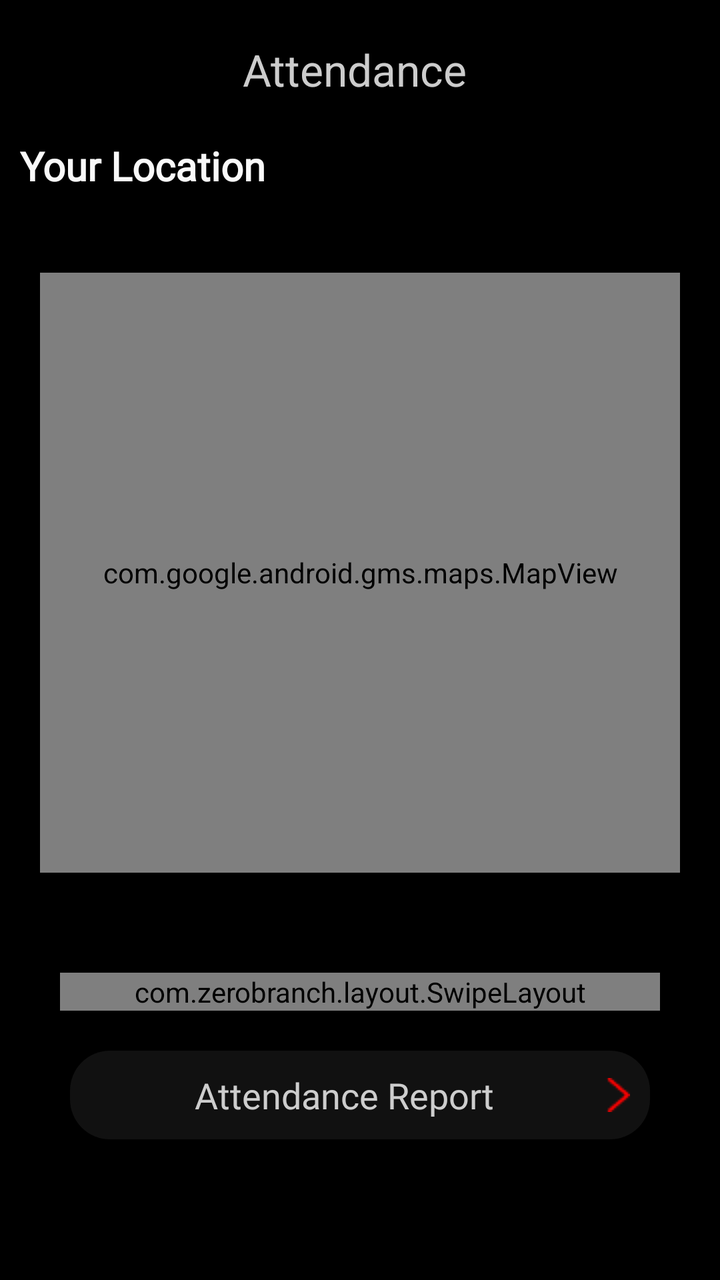
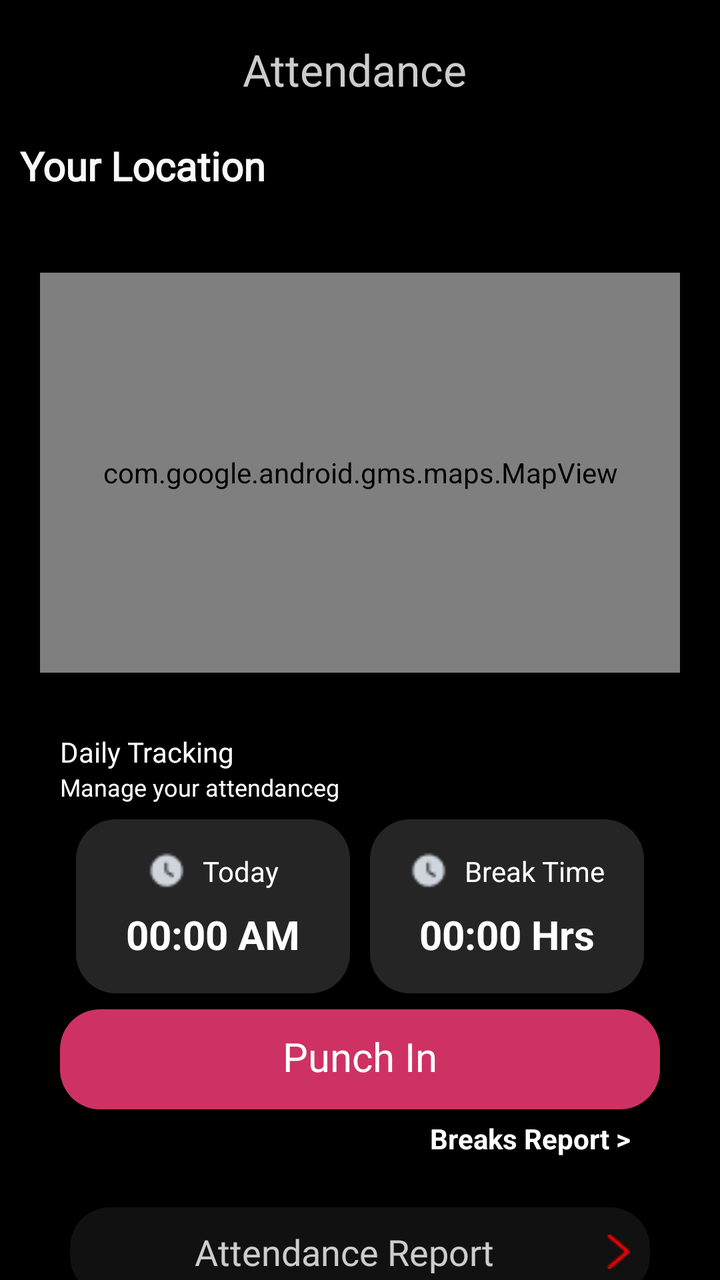

Two renders of the same Android screen: before a commit and after it. Below are the layout's source before the change and the commit's diff.
<!-- AndroidManifest.xml: application theme AppTheme -->
<!-- res/layout/fragment_attendance.xml -->
<layout xmlns:app="http://schemas.android.com/apk/res-auto">
<ScrollView
    xmlns:android="http://schemas.android.com/apk/res/android"
    xmlns:tools="http://schemas.android.com/tools"
    android:layout_width="match_parent"
    android:layout_height="match_parent"
    android:background="@android:color/black"
    android:clickable="true">

    <LinearLayout xmlns:android="http://schemas.android.com/apk/res/android"
        xmlns:tools="http://schemas.android.com/tools"
        android:layout_width="match_parent"
        android:layout_height="wrap_content"
        android:clickable="true"
        android:orientation="vertical"
        android:padding="@dimen/_10dp">

        <LinearLayout
            android:layout_width="match_parent"
            android:layout_height="wrap_content"
            android:layout_marginTop="10dp">

            <ImageView
                android:id="@+id/backbutton"
                android:layout_width="wrap_content"
                android:layout_height="wrap_content"
                android:layout_marginStart="25dp"
                android:visibility="gone"
                android:src="@drawable/backbutton" />

            <TextView
                android:layout_width="match_parent"
                android:layout_height="wrap_content"
                android:gravity="center"
                android:text="Attendance "
                android:textColor="@color/greyforText"
                android:textSize="22sp" />

        </LinearLayout>

        <TextView
            android:layout_width="match_parent"
            android:layout_height="wrap_content"
            android:layout_marginBottom="@dimen/_30dp"
            android:fontFamily="@font/dm_sans"
            android:text="Your Location"
            android:textColor="#F9F9F9"
            android:textSize="@dimen/_20dp"
            android:layout_marginTop="@dimen/_20dp"
            android:textStyle="bold" />


        
        <com.google.android.gms.maps.MapView
            android:id="@+id/liveMapOfUser"
            android:layout_margin="@dimen/_10"
            android:layout_width="match_parent"
            android:layout_height="300dp" />

        
        
        
        

        <LinearLayout
            android:id="@+id/notOfficeRange"
            android:layout_width="match_parent"
            android:layout_height="wrap_content"
            android:gravity="center"
            android:visibility="gone"
            android:orientation="horizontal">

            <ImageView
                android:layout_width="wrap_content"
                android:layout_height="wrap_content"
                android:src="@drawable/warning_yellow" />

            <TextView
                android:layout_width="wrap_content"
                android:layout_height="wrap_content"
                android:alpha="0.8"
                android:fontFamily="@font/robotomedium"
                android:text=" Status :"
                android:textColor="#989898" />

            <TextView
                android:layout_width="wrap_content"
                android:layout_height="wrap_content"
                android:alpha="0.7"
                android:fontFamily="@font/robotomedium"
                android:text=" You are not in office range"
                android:textColor="#FF0000" />
        </LinearLayout>


        <RelativeLayout
            android:layout_width="match_parent"
            android:layout_height="wrap_content"
            android:layout_marginTop="@dimen/_20dp"
            android:background="@color/black"
            android:padding="@dimen/_20dp"
            app:cardCornerRadius="@dimen/_10"
            app:cardElevation="@dimen/_10"
            app:cardUseCompatPadding="true">

            <com.zerobranch.layout.SwipeLayout
                android:id="@+id/swipeLayout"
                android:layout_width="match_parent"
                android:layout_height="wrap_content"
                app:draggedItem="@id/someswipe"
                app:isFreeDragAfterOpen="false"
                app:isFreeHorizontalDrag="true"
                app:leftItem="@id/swipeIn"
                app:rightItem="@id/swipeOut"
                app:swipeDirection="left|right">

                <LinearLayout
                    android:id="@+id/swipeOut"
                    android:layout_width="match_parent"
                    android:layout_height="@dimen/_60dp"
                    android:layout_gravity="start"
                    android:background="@drawable/attendance_bg"
                    android:weightSum="2">

                    <TextView
                        android:id="@+id/outTime"
                        android:layout_width="wrap_content"
                        android:layout_height="match_parent"
                        android:layout_weight="1"
                        android:background="@drawable/red_attendace_bg"
                        android:fontFamily="@font/dm_sans"
                        android:gravity="center"
                        android:text="    "
                        android:textColor="@color/white"
                        android:textSize="@dimen/_20dp" />

                    <TextView
                        android:layout_width="wrap_content"
                        android:layout_height="match_parent"
                        android:layout_weight="1"
                        android:fontFamily="@font/dm_sans"
                        android:gravity="center"
                        android:text="OUT"
                        android:textColor="@color/white"
                        android:textSize="@dimen/_20dp" />
                </LinearLayout>

                <LinearLayout
                    android:id="@+id/swipeIn"
                    android:layout_width="match_parent"
                    android:layout_height="@dimen/_60dp"
                    android:layout_gravity="end"
                    android:background="@drawable/attendance_bg"
                    android:weightSum="2">

                    <TextView
                        android:layout_width="wrap_content"
                        android:layout_height="match_parent"
                        android:layout_weight="1"
                        android:fontFamily="@font/dm_sans"
                        android:gravity="center"
                        android:text="IN"
                        android:textColor="@color/white"
                        android:textSize="@dimen/_20dp" />

                    <TextView
                        android:id="@+id/inTime"
                        android:layout_width="wrap_content"
                        android:layout_height="match_parent"
                        android:layout_weight="1"
                        android:background="@drawable/green_attendance_bg"
                        android:fontFamily="@font/dm_sans"
                        android:gravity="center"
                        android:text="  -- "
                        android:textColor="@color/white"
                        android:textSize="@dimen/_20dp" />

                </LinearLayout>

                <LinearLayout
                    android:id="@+id/someswipe"
                    android:layout_width="match_parent"
                    android:layout_height="@dimen/_60dp"
                    android:background="@drawable/attendance_bg"
                    android:weightSum="3">

                    <TextView
                        android:layout_width="wrap_content"
                        android:layout_height="match_parent"
                        android:layout_weight="1"
                        android:fontFamily="@font/dm_sans"
                        android:gravity="center"
                        android:text="OUT"
                        android:textColor="@color/white"
                        android:textSize="@dimen/_20dp" />

                    <ImageView
                        android:layout_width="100dp"
                        android:layout_height="70dp"
                        android:layout_marginTop="-10dp"
                        android:layout_weight="1"
                        android:src="@drawable/baseline_do_not_disturb_on_total_silence_24" />

                    <TextView
                        android:layout_width="wrap_content"
                        android:layout_height="match_parent"
                        android:layout_weight="1"
                        android:fontFamily="@font/dm_sans"
                        android:gravity="center"
                        android:text="IN"
                        android:textColor="@color/white"
                        android:textSize="@dimen/_20dp" />
                </LinearLayout>

            </com.zerobranch.layout.SwipeLayout>
        </RelativeLayout>

        <TextView
            android:id="@+id/AttendanceReport"
            android:layout_width="match_parent"
            android:layout_height="wrap_content"
            android:layout_marginStart="@dimen/_25dp"
            android:layout_marginEnd="@dimen/_25dp"
            android:background="@drawable/grey_bg_rounded"
            android:drawableEnd="@drawable/left_arrow"
            android:fontFamily="@font/dm_sans"
            android:gravity="center"
            android:paddingStart="@dimen/_10"
            android:paddingTop="@dimen/_10"
            android:paddingEnd="@dimen/_10"
            android:paddingBottom="@dimen/_10"
            android:text="Attendance Report "
            android:textColor="#CDCDCD"
            android:textSize="@dimen/_18sp" />

    </LinearLayout>
</ScrollView>

</layout>
<!-- resources referenced by this layout -->
<resources>
  <color name="black">#FF000000</color>
  <color name="greyforText">#CCCCCC</color>
  <color name="white">#FFFFFF</color>
  <dimen name="_10">10dp</dimen>
  <dimen name="_10dp">10dp</dimen>
  <dimen name="_18sp">18sp</dimen>
  <dimen name="_20dp">20dp</dimen>
  <dimen name="_25dp">25dp</dimen>
  <dimen name="_30dp">30dp</dimen>
  <dimen name="_60dp">60dp</dimen>
  <!-- drawable attendance_bg (drawable) -->
  <?xml version="1.0" encoding="utf-8"?>
  <shape xmlns:android="http://schemas.android.com/apk/res/android"
      android:shape="rectangle">
      <gradient
          android:startColor="#000000"
          android:endColor="#505050"
          android:angle="0" />
      <corners
          android:radius="@dimen/_30dp"/>
      <stroke
          android:width="2dp"
          android:color="@color/lightGreycolor"/>
  </shape>
  <!-- drawable backbutton: png bitmap (drawable, 227 bytes) -->
  <!-- drawable baseline_do_not_disturb_on_total_silence_24 (drawable) -->
  <vector xmlns:android="http://schemas.android.com/apk/res/android" android:alpha="0.88" android:height="24dp" android:tint="#989898" android:viewportHeight="24" android:viewportWidth="24" android:width="24dp">
        
      <path android:fillColor="@android:color/white" android:pathData="M12,2C6.48,2 2,6.48 2,12s4.48,10 10,10s10,-4.48 10,-10S17.52,2 12,2zM12,20c-4.41,0 -8,-3.59 -8,-8s3.59,-8 8,-8s8,3.59 8,8S16.41,20 12,20zM12,6c-3.3,0 -6,2.7 -6,6s2.7,6 6,6s6,-2.7 6,-6S15.4,6 12,6zM15,13H9v-2h6V13z"/>
      
  </vector>
  <!-- drawable green_attendance_bg (drawable) -->
  <?xml version="1.0" encoding="utf-8"?>
  <shape xmlns:android="http://schemas.android.com/apk/res/android"
      android:shape="rectangle">
      <solid
          android:color="#3F8A46"/>
      <corners
          android:radius="@dimen/_30dp"/>
      <stroke
          android:width="2dp"
          android:color="@color/lightGreycolor"/>
  </shape>
  <!-- drawable grey_bg_rounded (drawable) -->
  <?xml version="1.0" encoding="utf-8"?>
  <shape xmlns:android="http://schemas.android.com/apk/res/android"
      android:shape="rectangle">
  <solid android:color="@color/greyBackground"/>
      <corners android:radius="@dimen/_20dp"/>
  </shape>
  <!-- drawable left_arrow: png bitmap (drawable, 247 bytes) -->
  <!-- drawable red_attendace_bg (drawable) -->
  <?xml version="1.0" encoding="utf-8"?>
  <shape xmlns:android="http://schemas.android.com/apk/res/android"
      android:shape="rectangle">
      <solid
          android:color="#8D0D0D"/>
      <corners
          android:radius="@dimen/_30dp"/>
      <stroke
          android:width="2dp"
          android:color="@color/lightGreycolor"/>
  </shape>
  <!-- drawable warning_yellow: png bitmap (drawable, 433 bytes) -->
  <style name="AppTheme" parent="Theme.MaterialComponents.Light.NoActionBar">
          <item name="colorPrimaryDark">@color/black</item>
          <item name="colorSurface">@color/white</item>
      </style>
  <color name="lightGreycolor">#252525</color>
  <color name="greyBackground">#111111</color>
</resources>

<!-- the commit's change to res/layout/fragment_attendance.xml (unified diff, before → after) -->
@@ -55,7 +55,7 @@
             android:id="@+id/liveMapOfUser"
             android:layout_margin="@dimen/_10"
             android:layout_width="match_parent"
-            android:layout_height="300dp" />
+            android:layout_height="200dp" />
 
         
         
@@ -93,128 +93,364 @@
         </LinearLayout>
 
 
+
+
+
+
+
+
+
+
+
+
+
+
+
+
+
+
+
+
+
+
+
+
+
+
+
+
+
+
+
+
+
+
+
+
+
+
+
+
+
+
+
+
+
+
+
+
+
+
+
+
+
+
+
+
+
+
+
+
+
+
+
+
+
+
+
+
+
+
+
+
+
+
+
+
+
+
+
+
+
+
+
+
+
+
+
+
+
+
+
+
+
+
+
+
+
+
+
+
+
+
+
+
+
+
+
+
+
+
+
+
+
+
+
+
+
+
+
+
+
+
+
+
+<LinearLayout
+    android:layout_width="match_parent"
+    android:layout_height="wrap_content"
+    android:layout_marginHorizontal="@dimen/_10"
+    android:paddingHorizontal="@dimen/_10"
+    android:layout_marginVertical="20dp"
+    android:orientation="vertical">
+    <TextView
+        android:layout_width="wrap_content"
+        android:layout_height="wrap_content"
+        android:text="Daily Tracking"
+        android:textColor="@color/white"
+        android:textSize="@dimen/_14sp"
+        android:textFontWeight="600"/>
+    <TextView
+        android:layout_width="wrap_content"
+        android:layout_height="wrap_content"
+        android:text="Manage your attendanceg"
+        android:textColor="@color/white"
+        android:textSize="@dimen/_12"
+        android:textFontWeight="600"/>
+    <LinearLayout
+        android:layout_width="match_parent"
+        android:layout_height="wrap_content"
+        android:orientation="horizontal"
+        android:weightSum="2"
+        android:padding="8dp">
+
+        
+        <LinearLayout
+            android:layout_width="0dp"
+            android:layout_height="wrap_content"
+            android:layout_weight="1"
+            android:background="@drawable/light_grey_bg"
+            android:padding="16dp"
+            android:orientation="vertical"
+            android:layout_marginEnd="@dimen/_10"
+            android:gravity="center">
+
+            <LinearLayout
+                android:layout_width="wrap_content"
+                android:layout_height="wrap_content"
+                android:orientation="horizontal"
+                android:gravity="center_vertical">
+
+                <ImageView
+                    android:layout_width="20dp"
+                    android:layout_height="20dp"
+                    android:src="@drawable/clock"/>
+
+                <TextView
+                    android:layout_width="wrap_content"
+                    android:layout_height="wrap_content"
+                    android:text="Today"
+                    android:textColor="@color/white"
+                    android:textSize="14sp"
+                    android:layout_marginStart="8dp"/>
+            </LinearLayout>
+
+            <TextView
+                android:id="@+id/InTime"
+                android:layout_width="wrap_content"
+                android:layout_height="wrap_content"
+                android:text="00:00 AM"
+                android:textColor="@color/white"
+                android:textSize="20sp"
+                android:textStyle="bold"
+                android:layout_marginTop="8dp"/>
+
+        </LinearLayout>
+
+        
+        <LinearLayout
+            android:layout_width="0dp"
+            android:layout_height="wrap_content"
+            android:layout_weight="1"
+            android:background="@drawable/light_grey_bg"
+            android:padding="16dp"
+            android:orientation="vertical"
+            android:gravity="center">
+
+            <LinearLayout
+                android:layout_width="wrap_content"
+                android:layout_height="wrap_content"
+                android:orientation="horizontal"
+                android:gravity="center_vertical">
+
+                <ImageView
+                    android:layout_width="20dp"
+                    android:layout_height="20dp"
+                    android:src="@drawable/clock"/>
+
+                <TextView
+                    android:layout_width="wrap_content"
+                    android:layout_height="wrap_content"
+                    android:text="Break Time"
+                    android:textColor="@color/white"
+                    android:textSize="14sp"
+                    android:layout_marginStart="8dp"/>
+            </LinearLayout>
+
+            <TextView
+                android:id="@+id/BreakTime"
+                android:layout_width="wrap_content"
+                android:layout_height="wrap_content"
+                android:text="00:00 Hrs"
+                android:textColor="@color/white"
+                android:textSize="20sp"
+                android:textStyle="bold"
+                android:layout_marginTop="8dp"/>
+
+        </LinearLayout>
+
+    </LinearLayout>
+    <RelativeLayout
+        android:id="@+id/punchIn"
+        android:layout_width="match_parent"
+        android:layout_height="wrap_content"
+        android:padding="@dimen/_10dp"
+        android:layout_gravity="center"
+        android:gravity="center"
+        android:background="@drawable/pink_bg"
+        android:layout_weight="1">
+       <TextView
+           android:layout_height="30dp"
+           android:layout_width="wrap_content"
+           android:text="Punch In"
+           android:textSize="@dimen/_20dp"
+           android:textColor="@color/white"/>
+    </RelativeLayout>
+    <RelativeLayout
+        android:id="@+id/backToWork"
+        android:layout_width="match_parent"
+        android:layout_height="wrap_content"
+        android:padding="@dimen/_10dp"
+        android:layout_gravity="center"
+        android:gravity="center"
+        android:visibility="gone"
+        android:background="@drawable/pink_bg"
+        android:layout_weight="1">
+       <TextView
+           android:layout_height="30dp"
+           android:layout_width="wrap_content"
+           android:text="Back To Work"
+           android:textSize="@dimen/_20dp"
+           android:textColor="@color/white"/>
+    </RelativeLayout>
+
+    <LinearLayout
+        android:id="@+id/reasons"
+        android:layout_width="match_parent"
+        android:layout_height="wrap_content"
+        android:layout_gravity="center"
+        android:padding="@dimen/_10"
+        android:visibility="gone"
+        android:textAlignment="center"
+        android:orientation="horizontal">
+         <ImageView
+             android:layout_gravity="center"
+             android:layout_width="wrap_content"
+             android:layout_height="wrap_content"
+             android:padding="@dimen/_5dp"
+             android:src="@drawable/clock"/>
+        <TextView
+            android:layout_width="wrap_content"
+            android:layout_height="wrap_content"
+            android:textColor="@color/white"
+            android:layout_marginTop="4dp"
+            android:text="Reason :"/>
+        <Spinner
+            android:id="@+id/breakType"
+            android:layout_width="match_parent"
+            android:layout_height="wrap_content"
+            android:layout_margin="@dimen/_5dp"
+            android:background="@drawable/light_grey_bg"
+            android:drawableEnd="@drawable/spinner_dropdown"
+            android:padding="@dimen/_5dp"
+            android:spinnerMode="dropdown" />
+
+    </LinearLayout>
+    <LinearLayout
+        android:id="@+id/breaks"
+        android:layout_width="match_parent"
+        android:layout_height="wrap_content"
+        android:weightSum="2"
+        android:visibility="gone"
+        android:layout_marginTop="@dimen/_5dp"
+        android:orientation="horizontal">
         <RelativeLayout
-            android:layout_width="match_parent"
-            android:layout_height="wrap_content"
-            android:layout_marginTop="@dimen/_20dp"
-            android:background="@color/black"
-            android:padding="@dimen/_20dp"
-            app:cardCornerRadius="@dimen/_10"
-            app:cardElevation="@dimen/_10"
-            app:cardUseCompatPadding="true">
-
-            <com.zerobranch.layout.SwipeLayout
-                android:id="@+id/swipeLayout"
-                android:layout_width="match_parent"
-                android:layout_height="wrap_content"
-                app:draggedItem="@id/someswipe"
-                app:isFreeDragAfterOpen="false"
-                app:isFreeHorizontalDrag="true"
-                app:leftItem="@id/swipeIn"
-                app:rightItem="@id/swipeOut"
-                app:swipeDirection="left|right">
-
-                <LinearLayout
-                    android:id="@+id/swipeOut"
-                    android:layout_width="match_parent"
-                    android:layout_height="@dimen/_60dp"
-                    android:layout_gravity="start"
-                    android:background="@drawable/attendance_bg"
-                    android:weightSum="2">
-
-                    <TextView
-                        android:id="@+id/outTime"
-                        android:layout_width="wrap_content"
-                        android:layout_height="match_parent"
-                        android:layout_weight="1"
-                        android:background="@drawable/red_attendace_bg"
-                        android:fontFamily="@font/dm_sans"
-                        android:gravity="center"
-                        android:text="    "
-                        android:textColor="@color/white"
-                        android:textSize="@dimen/_20dp" />
-
-                    <TextView
-                        android:layout_width="wrap_content"
-                        android:layout_height="match_parent"
-                        android:layout_weight="1"
-                        android:fontFamily="@font/dm_sans"
-                        android:gravity="center"
-                        android:text="OUT"
-                        android:textColor="@color/white"
-                        android:textSize="@dimen/_20dp" />
-                </LinearLayout>
-
-                <LinearLayout
-                    android:id="@+id/swipeIn"
-                    android:layout_width="match_parent"
-                    android:layout_height="@dimen/_60dp"
-                    android:layout_gravity="end"
-                    android:background="@drawable/attendance_bg"
-                    android:weightSum="2">
-
-                    <TextView
-                        android:layout_width="wrap_content"
-                        android:layout_height="match_parent"
-                        android:layout_weight="1"
-                        android:fontFamily="@font/dm_sans"
-                        android:gravity="center"
-                        android:text="IN"
-                        android:textColor="@color/white"
-                        android:textSize="@dimen/_20dp" />
-
-                    <TextView
-                        android:id="@+id/inTime"
-                        android:layout_width="wrap_content"
-                        android:layout_height="match_parent"
-                        android:layout_weight="1"
-                        android:background="@drawable/green_attendance_bg"
-                        android:fontFamily="@font/dm_sans"
-                        android:gravity="center"
-                        android:text="  -- "
-                        android:textColor="@color/white"
-                        android:textSize="@dimen/_20dp" />
-
-                </LinearLayout>
-
-                <LinearLayout
-                    android:id="@+id/someswipe"
-                    android:layout_width="match_parent"
-                    android:layout_height="@dimen/_60dp"
-                    android:background="@drawable/attendance_bg"
-                    android:weightSum="3">
-
-                    <TextView
-                        android:layout_width="wrap_content"
-                        android:layout_height="match_parent"
-                        android:layout_weight="1"
-                        android:fontFamily="@font/dm_sans"
-                        android:gravity="center"
-                        android:text="OUT"
-                        android:textColor="@color/white"
-                        android:textSize="@dimen/_20dp" />
-
-                    <ImageView
-                        android:layout_width="100dp"
-                        android:layout_height="70dp"
-                        android:layout_marginTop="-10dp"
-                        android:layout_weight="1"
-                        android:src="@drawable/baseline_do_not_disturb_on_total_silence_24" />
-
-                    <TextView
-                        android:layout_width="wrap_content"
-                        android:layout_height="match_parent"
-                        android:layout_weight="1"
-                        android:fontFamily="@font/dm_sans"
-                        android:gravity="center"
-                        android:text="IN"
-                        android:textColor="@color/white"
-                        android:textSize="@dimen/_20dp" />
-                </LinearLayout>
-
-            </com.zerobranch.layout.SwipeLayout>
+            android:id="@+id/takeBreak"
+            android:layout_width="wrap_content"
+            android:layout_height="wrap_content"
+            android:padding="@dimen/_10dp"
+            android:layout_gravity="center"
+            android:gravity="center"
+            android:background="@drawable/red_border"
+            android:layout_marginStart="@dimen/_20dp"
+            android:layout_weight="1">
+            <TextView
+                android:layout_height="30dp"
+                android:layout_width="wrap_content"
+                android:text="Take a Break"
+                android:textSize="@dimen/_20dp"
+                android:textColor="@color/white"/>
         </RelativeLayout>
-
+        <RelativeLayout
+            android:id="@+id/punchOut"
+            android:layout_width="wrap_content"
+            android:layout_height="wrap_content"
+            android:padding="@dimen/_10dp"
+            android:layout_gravity="center"
+            android:gravity="center"
+            android:background="@drawable/attendance_bg"
+            android:layout_marginStart="@dimen/_10dp"
+            android:layout_weight="1">
+            <TextView
+                android:layout_height="30dp"
+                android:layout_width="wrap_content"
+                android:text="Punch Out"
+                android:textSize="@dimen/_20dp"
+                android:textColor="@color/white"/>
+        </RelativeLayout>
+    </LinearLayout>
+
+
+    <TextView
+        android:id="@+id/breakReports"
+        android:layout_width="match_parent"
+        android:layout_height="wrap_content"
+        android:text="Breaks Report >"
+        android:textAlignment="viewEnd"
+        android:layout_marginEnd="@dimen/_10"
+        android:padding="@dimen/_5dp"
+        android:textStyle="bold"
+        android:textColor="@color/white"/>
+</LinearLayout>
         <TextView
             android:id="@+id/AttendanceReport"
             android:layout_width="match_parent"
<!-- resource entries referenced after the edit -->
@@ -5,11 +5,13 @@
   <color name="white">#FFFFFF</color>
   <dimen name="_10">10dp</dimen>
   <dimen name="_10dp">10dp</dimen>
+  <dimen name="_12">12sp</dimen>
+  <dimen name="_14sp">14sp</dimen>
   <dimen name="_18sp">18sp</dimen>
   <dimen name="_20dp">20dp</dimen>
   <dimen name="_25dp">25dp</dimen>
   <dimen name="_30dp">30dp</dimen>
-  <dimen name="_60dp">60dp</dimen>
+  <dimen name="_5dp">5dp</dimen>
   <!-- drawable attendance_bg (drawable) -->
   <?xml version="1.0" encoding="utf-8"?>
   <shape xmlns:android="http://schemas.android.com/apk/res/android"
@@ -25,24 +27,7 @@
           android:color="@color/lightGreycolor"/>
   </shape>
   <!-- drawable backbutton: png bitmap (drawable, 227 bytes) -->
-  <!-- drawable baseline_do_not_disturb_on_total_silence_24 (drawable) -->
-  <vector xmlns:android="http://schemas.android.com/apk/res/android" android:alpha="0.88" android:height="24dp" android:tint="#989898" android:viewportHeight="24" android:viewportWidth="24" android:width="24dp">
-        
-      <path android:fillColor="@android:color/white" android:pathData="M12,2C6.48,2 2,6.48 2,12s4.48,10 10,10s10,-4.48 10,-10S17.52,2 12,2zM12,20c-4.41,0 -8,-3.59 -8,-8s3.59,-8 8,-8s8,3.59 8,8S16.41,20 12,20zM12,6c-3.3,0 -6,2.7 -6,6s2.7,6 6,6s6,-2.7 6,-6S15.4,6 12,6zM15,13H9v-2h6V13z"/>
-      
-  </vector>
-  <!-- drawable green_attendance_bg (drawable) -->
-  <?xml version="1.0" encoding="utf-8"?>
-  <shape xmlns:android="http://schemas.android.com/apk/res/android"
-      android:shape="rectangle">
-      <solid
-          android:color="#3F8A46"/>
-      <corners
-          android:radius="@dimen/_30dp"/>
-      <stroke
-          android:width="2dp"
-          android:color="@color/lightGreycolor"/>
-  </shape>
+  <!-- drawable clock: png bitmap (drawable-v24, 409 bytes) -->
   <!-- drawable grey_bg_rounded (drawable) -->
   <?xml version="1.0" encoding="utf-8"?>
   <shape xmlns:android="http://schemas.android.com/apk/res/android"
@@ -51,18 +36,43 @@
       <corners android:radius="@dimen/_20dp"/>
   </shape>
   <!-- drawable left_arrow: png bitmap (drawable, 247 bytes) -->
-  <!-- drawable red_attendace_bg (drawable) -->
+  <!-- drawable light_grey_bg (drawable) -->
   <?xml version="1.0" encoding="utf-8"?>
   <shape xmlns:android="http://schemas.android.com/apk/res/android"
       android:shape="rectangle">
-      <solid
-          android:color="#8D0D0D"/>
-      <corners
-          android:radius="@dimen/_30dp"/>
+      <solid android:color="@color/lightGreycolor"/>
+      <corners android:radius="@dimen/_20dp"/>
+  </shape>
+  <!-- drawable pink_bg (drawable) -->
+  <?xml version="1.0" encoding="utf-8"?>
+  <shape xmlns:android="http://schemas.android.com/apk/res/android"
+      android:shape="rectangle">
+      <solid android:color="@color/Button"/>
+      <corners android:radius="20dp" />
+  
+  </shape>
+  <!-- drawable red_border (drawable) -->
+  <shape xmlns:android="http://schemas.android.com/apk/res/android"
+      android:shape="rectangle">
+      <solid android:color="@android:color/black" /> 
+      <corners android:radius="20dp" />
       <stroke
-          android:width="2dp"
-          android:color="@color/lightGreycolor"/>
+          android:width="1dp"
+          android:color="@color/red"
+          />
   </shape>
+  <!-- drawable spinner_dropdown (drawable) -->
+  <layer-list xmlns:android="http://schemas.android.com/apk/res/android">
+      <item>
+          <rotate
+              android:fromDegrees="0"
+              android:toDegrees="0"
+              android:pivotX="50%"
+              android:pivotY="50%"
+              android:drawable="@drawable/spinnerdrop" />
+      </item>
+  
+  </layer-list>
   <!-- drawable warning_yellow: png bitmap (drawable, 433 bytes) -->
   <style name="AppTheme" parent="Theme.MaterialComponents.Light.NoActionBar">
           <item name="colorPrimaryDark">@color/black</item>
@@ -70,5 +80,8 @@
       </style>
   <color name="lightGreycolor">#252525</color>
   <color name="greyBackground">#111111</color>
+  <color name="Button">#ce3262</color>
+  <color name="red">#BF2419</color>
+  <!-- drawable spinnerdrop: png bitmap (drawable, 253 bytes) -->
 </resources>
 
